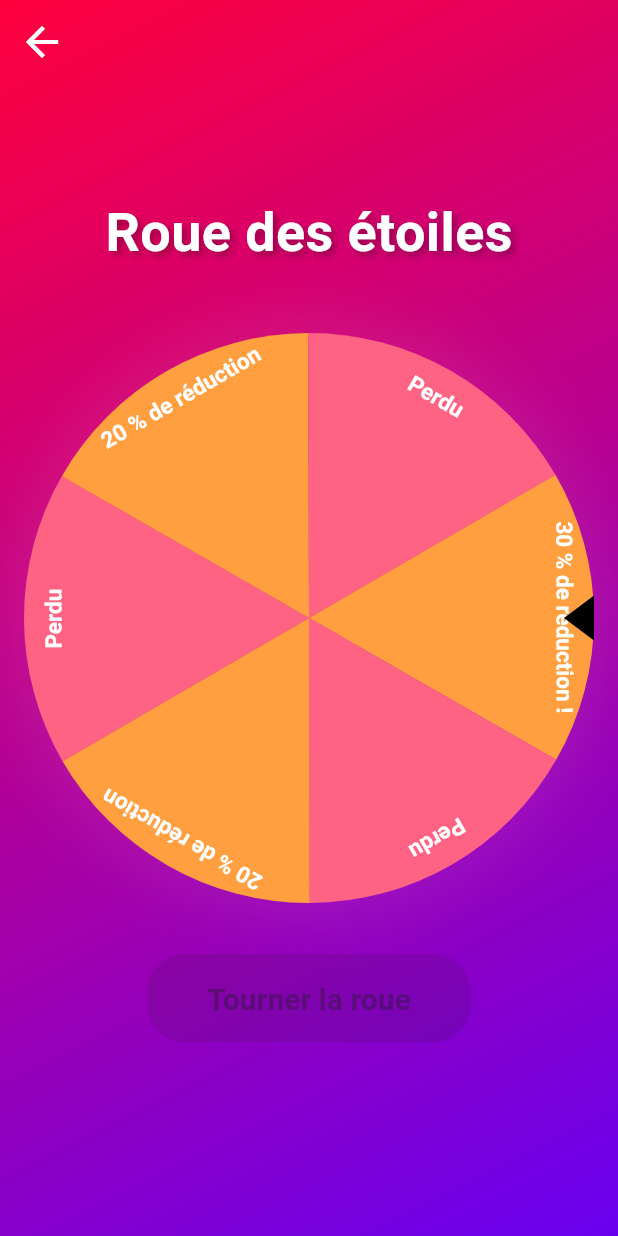
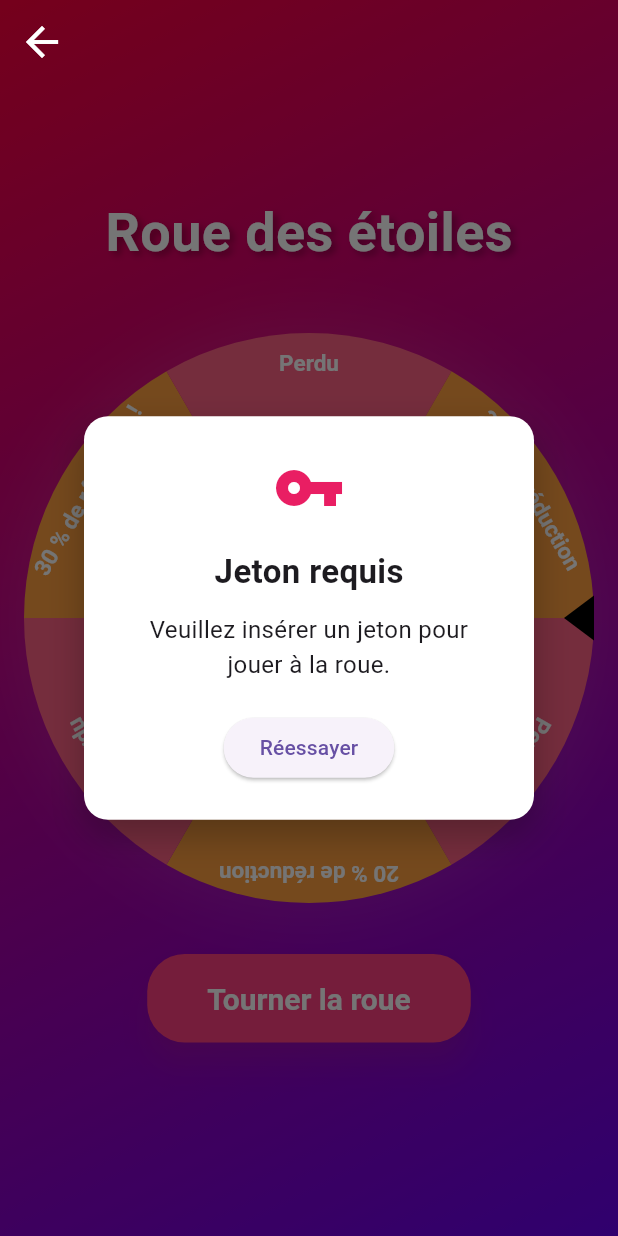
Before and after one commit to Yasskvhvc/borneinteractive1, a Flutter app: the RoueGamePage screen opened directly, after a tap on "Tourner la roue", on a phone screen of 412 x 824 dp. Run offline on Flutter 3.47's test engine with Material 3 defaults, Android fonts, the light colour scheme and no system bars; our stand-ins replace flutter_svg, shared_preferences; accounts and stored records are empty; network calls fail.

Commit message:
Ajout demande de jeton avant de tourner la roue

```diff
--- a/lib/roue_game.dart
+++ b/lib/roue_game.dart
@@ -17,6 +17,9 @@ class RoueGamePage extends StatefulWidget {
 }
 
 class _RoueGamePageState extends State<RoueGamePage> with SingleTickerProviderStateMixin {
+  bool _jetonRequisVisible = false;
+  bool _jetonPresent = false;
+
   final List<String> options = [
     'Perdu',
     '20 % de réduction',
@@ -62,10 +65,53 @@ class _RoueGamePageState extends State<RoueGamePage> with SingleTickerProviderSt
         _afficherResultat();
       }
     });
+
+    _verifierJeton(); // ✅ Vérifie la présence du jeton
+  }
+
+  Future<void> _verifierJeton() async {
+    if (_jetonPresent) {
+      print("Jeton déjà présent, pas besoin de vérifier.");
+      return;
+    }
+
+    try {
+      final response = await http.get(Uri.parse('${baseUrl}/api/jetons'));
+
+      if (response.statusCode == 200) {
+        final jsonData = json.decode(response.body);
+        final jetonPresent = jsonData['jeton'] == true;
+        if (!jetonPresent) {
+          setState(() {
+            _jetonRequisVisible = true;
+          });
+        } else {
+          setState(() {
+            _jetonPresent = true;
+            _jetonRequisVisible = false;
+          });
+        }
+      } else {
+        print('❌ Erreur lors de la vérification du jeton');
+        setState(() {
+          _jetonRequisVisible = true;
+        });
+      }
+    } catch (e) {
+      print('❌ Exception lors de la vérification du jeton : $e');
+      setState(() {
+        _jetonRequisVisible = true;
+      });
+    }
   }
 
   Future<void> _tournerRoue() async {
     if (_enRotation) return;
+
+    setState(() {
+      _jetonRequisVisible = false;
+      _jetonPresent = false;
+    });
 
     final playCount = await PlayCounterManager.getPlayCount();
     if (playCount >= 2) {
@@ -258,6 +304,61 @@ class _RoueGamePageState extends State<RoueGamePage> with SingleTickerProviderSt
     );
   }
 
+  Widget _buildJetonModal() {
+    if (!_jetonRequisVisible) return const SizedBox.shrink();
+
+    return Stack(
+      children: [
+        Positioned.fill(
+          child: Container(
+            color: Colors.black54,
+          ),
+        ),
+        Center(
+          child: Container(
+            width: 300,
+            padding: const EdgeInsets.all(24),
+            decoration: BoxDecoration(
+              color: Colors.white,
+              borderRadius: BorderRadius.circular(16),
+              boxShadow: [
+                BoxShadow(
+                  color: Colors.black26,
+                  blurRadius: 20,
+                  offset: Offset(0, 10),
+                ),
+              ],
+            ),
+            child: Column(
+              mainAxisSize: MainAxisSize.min,
+              children: [
+                const Icon(Icons.vpn_key, size: 48, color: Colors.pink),
+                const SizedBox(height: 16),
+                const Text(
+                  'Jeton requis',
+                  style: TextStyle(fontSize: 22, fontWeight: FontWeight.bold),
+                ),
+                const SizedBox(height: 12),
+                const Text(
+                  'Veuillez insérer un jeton pour jouer à la roue.',
+                  textAlign: TextAlign.center,
+                  style: TextStyle(fontSize: 16),
+                ),
+                const SizedBox(height: 20),
+                ElevatedButton(
+                  onPressed: () {
+                    _verifierJeton();
+                  },
+                  child: const Text('Réessayer'),
+                ),
+              ],
+            ),
+          ),
+        ),
+      ],
+    );
+  }
+
   @override
   Widget build(BuildContext context) {
     return Scaffold(
@@ -339,7 +440,8 @@ class _RoueGamePageState extends State<RoueGamePage> with SingleTickerProviderSt
               ),
             ),
           ),
-          if (_modalVisible) _buildModal(),
+          _buildModal(),
+          _buildJetonModal()
         ],
       ),
     );
```
